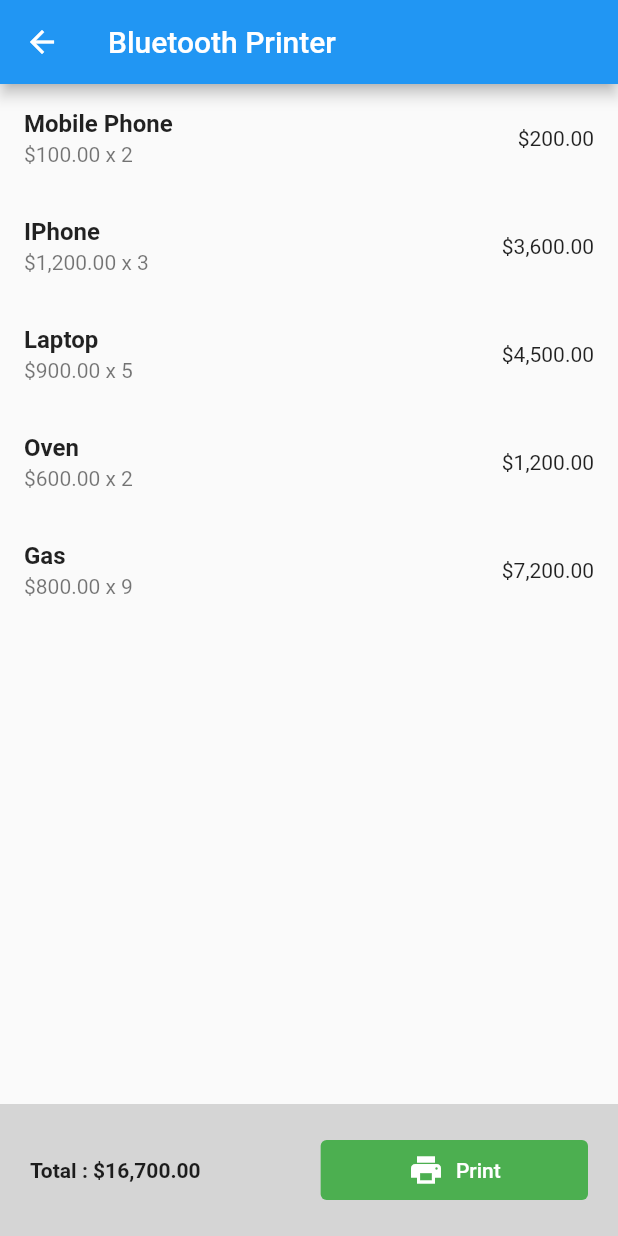
After one commit to qubeena07/Flutter-Widgets, a Flutter app: the screen it shows after launch, scrolled down 384 dp, after a tap on "Bluetooth Printer", on a phone screen of 412 x 824 dp. The commit adds this screen. Run offline on Flutter 3.47's test engine with Material 2 defaults, Android fonts, the phone set to English and light mode, and no system bars; our stand-ins replace animated_text_kit, dotted_line, flutter_screenutil, geocoding, geolocator, google_maps_flutter and 3 more; missing offline and left inert: bluetooth_print, dio_client, flutter_shake_animated, in_app_update, simple_internet_checker; network calls fail.

Commit message:
automatic added files

```diff
--- /dev/null
+++ b/lib/screens/bluetooth_screen.dart
@@ -0,0 +1,77 @@
+import 'package:flutter/material.dart';
+import 'package:intl/intl.dart';
+import 'package:shimmer_effect/screens/print_screen.dart';
+
+class BluetoothScreen extends StatelessWidget {
+  // const BluetoothScreen({super.key});
+  final List<Map<String, dynamic>> data = [
+    {"title": "Mobile Phone", "price": 100, "qty": 2},
+    {"title": "IPhone", "price": 1200, "qty": 3},
+    {"title": "Laptop", "price": 900, "qty": 5},
+    {"title": "Oven", "price": 600, "qty": 2},
+    {"title": "Gas", "price": 800, "qty": 9},
+  ];
+
+  BluetoothScreen({super.key});
+  final f = NumberFormat('\$###,###.00', 'en_US');
+
+  @override
+  Widget build(BuildContext context) {
+    int total = 0;
+    total = data
+        .map((e) => e['price'] * e['qty'])
+        .reduce((value, element) => value + element);
+    return Scaffold(
+      appBar: AppBar(
+        title: const Text("Bluetooth Printer"),
+      ),
+      body: Column(
+        children: [
+          Expanded(
+              child: ListView.builder(
+                  itemCount: data.length,
+                  itemBuilder: (c, i) {
+                    return ListTile(
+                      title: Text(
+                        data[i]['title'].toString(),
+                        style: const TextStyle(
+                            fontSize: 16, fontWeight: FontWeight.bold),
+                      ),
+                      subtitle: Text(
+                          "${f.format(data[i]['price'])} x ${data[i]['qty']}"),
+                      trailing:
+                          Text(f.format(data[i]['price'] * data[i]['qty'])),
+                    );
+                  })),
+          Container(
+            color: const Color.fromARGB(255, 213, 213, 213),
+            padding: const EdgeInsets.all(20),
+            child: Row(
+              children: [
+                Text(
+                  "Total : ${f.format(total)}",
+                  style: const TextStyle(fontWeight: FontWeight.bold),
+                ),
+                const SizedBox(
+                  width: 80,
+                ),
+                Expanded(
+                    child: TextButton.icon(
+                  onPressed: () {
+                    Navigator.push(context,
+                        MaterialPageRoute(builder: (_) => PrintPage(data)));
+                  },
+                  icon: const Icon(Icons.print),
+                  label: const Text("Print"),
+                  style: TextButton.styleFrom(
+                      backgroundColor: Colors.green,
+                      foregroundColor: Colors.white),
+                ))
+              ],
+            ),
+          )
+        ],
+      ),
+    );
+  }
+}
--- a/lib/screens/home_screen.dart
+++ b/lib/screens/home_screen.dart
@@ -7,8 +7,10 @@ import 'package:shimmer_effect/repo/demo_screen.dart';
 
 import 'package:shimmer_effect/repo/network_api.dart';
 import 'package:shimmer_effect/screens/animated_text_screen.dart';
+import 'package:shimmer_effect/screens/bluetooth_screen.dart';
 import 'package:shimmer_effect/screens/charts_screen.dart';
 import 'package:shimmer_effect/screens/circular_progress_screen.dart';
+import 'package:shimmer_effect/screens/clock_screen.dart';
 import 'package:shimmer_effect/screens/cp_background_screen.dart';
 import 'package:shimmer_effect/screens/custom_painter_screen.dart';
 import 'package:shimmer_effect/screens/drawing_screen.dart';
@@ -364,7 +366,23 @@ class _HomeScreenState extends State<HomeScreen> {
                               MaterialPageRoute(
                                   builder: (context) => const IosHomeScreen()));
                         },
-                        child: const Text("Ios Design"))
+                        child: const Text("Ios Design")),
+                    ElevatedButton(
+                        onPressed: () {
+                          Navigator.push(
+                              context,
+                              MaterialPageRoute(
+                                  builder: (context) => BluetoothScreen()));
+                        },
+                        child: const Text("Bluetooth Printer")),
+                    ElevatedButton(
+                        onPressed: () {
+                          Navigator.push(
+                              context,
+                              MaterialPageRoute(
+                                  builder: (context) => const ClockScreen()));
+                        },
+                        child: const Text("Clock Screen")),
                   ],
                   // ),
                 ),
--- a/pubspec.yaml
+++ b/pubspec.yaml
@@ -57,6 +57,8 @@ dependencies:
   url_launcher: ^6.1.10
   dotted_line: ^3.1.0
   flutter_screenutil: ^5.7.0
+  intl: ^0.18.1
+  bluetooth_print: ^4.3.0
 
 
 dev_dependencies:
```
Also changed, not shown: lib/screens/clock_screen.dart (added, +73 -0 lines), lib/screens/print_screen.dart (added, +103 -0 lines), lib/widgets/clock_painter.dart (added, +29 -0 lines), pubspec.lock, 12 other files.
